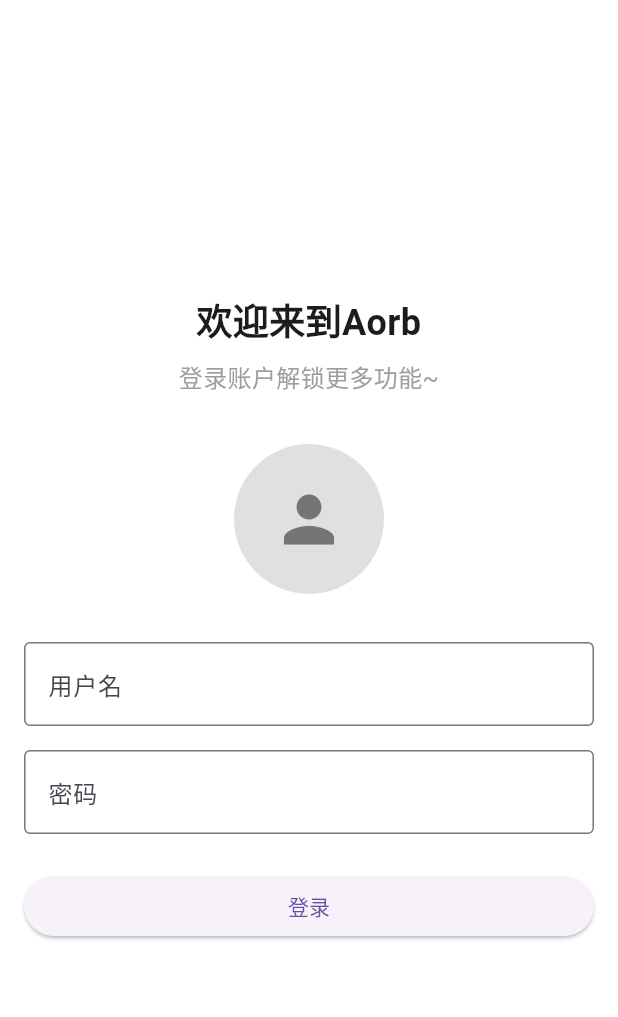
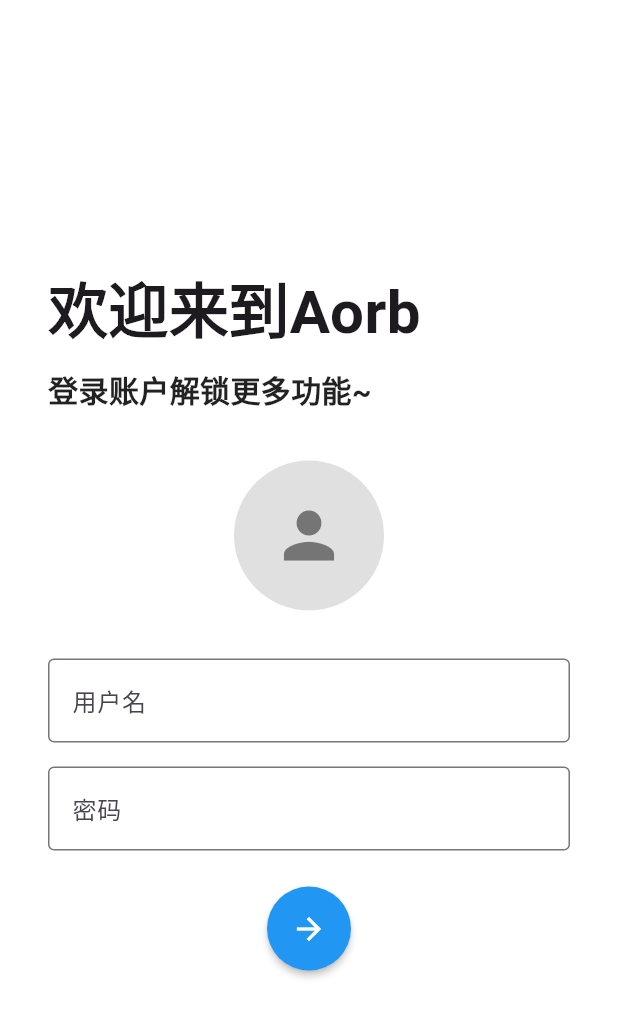
Before and after one commit to BigNoseCattyHome/aorb, a Flutter app: the LoginPage screen opened directly, on a phone screen of 412 x 824 dp. Shown: the top 1017 px of the screen. Run offline on Flutter 3.47's test engine with Material 3 defaults, Android fonts, the phone set to English and light mode, and no system bars; our stand-ins replace flutter_svg, logger, shared_preferences; accounts and stored records are empty; network calls fail.

Commit message:
更新登录界面的设计,与figma上的一致

```diff
--- a/frontend/lib/screens/login_page.dart
+++ b/frontend/lib/screens/login_page.dart
@@ -7,7 +7,7 @@ class LoginPage extends StatelessWidget {
   Widget build(BuildContext context) {
     return Scaffold(
       body: Padding(
-        padding: const EdgeInsets.all(16.0),
+        padding: const EdgeInsets.all(32.0),
         child: Column(
           mainAxisAlignment: MainAxisAlignment.center,
           crossAxisAlignment: CrossAxisAlignment.stretch,
@@ -15,19 +15,20 @@ class LoginPage extends StatelessWidget {
             const Text(
               '欢迎来到Aorb',
               style: TextStyle(
-                fontSize: 24,
+                fontSize: 40,
                 fontWeight: FontWeight.bold,
               ),
-              textAlign: TextAlign.center,
+              textAlign: TextAlign.left, // 左对齐
             ),
             const SizedBox(height: 8),
             const Text(
               '登录账户解锁更多功能~',
               style: TextStyle(
-                fontSize: 16,
-                color: Colors.grey,
+                fontSize: 20,
+                color: Colors.black87,
+                fontWeight: FontWeight.bold,
               ),
-              textAlign: TextAlign.center,
+              textAlign: TextAlign.left, // 左对齐
             ),
             const SizedBox(height: 32),
             CircleAvatar(
@@ -55,12 +56,17 @@ class LoginPage extends StatelessWidget {
               ),
             ),
             const SizedBox(height: 24),
-            ElevatedButton(
-              child: const Text('登录'),
+            // 圆形的按钮，内含右边的箭头，表示登录的按钮
+            MaterialButton(
+              color: Colors.blue,
+              textColor: Colors.white,
+              padding: const EdgeInsets.all(16),
+              shape: const CircleBorder(),
+              child: const Icon(Icons.arrow_forward),
               onPressed: () {
-                // 处理登录逻辑
+                // TODO: 登录逻辑
               },
-            ),
+            )
           ],
         ),
       ),
```
